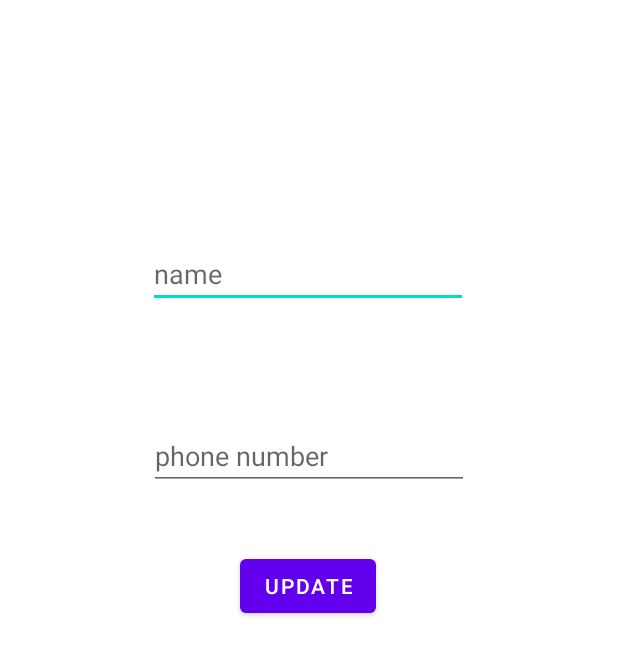
After one commit to maxix28/first_firebase, an Android app: the Update screen opened directly, with no data from a screen before it, on a phone screen of 412 x 824 dp. The commit adds this screen. Shown: the top 655 px of the screen. Run offline under Robolectric (Android 15) with nearby library versions, the phone set to English and light mode, and no system bars.

Commit message:
create update activity

```diff
--- a/app/src/main/AndroidManifest.xml
+++ b/app/src/main/AndroidManifest.xml
@@ -11,6 +11,9 @@
         android:supportsRtl="true"
         android:theme="@style/Theme.Firebase1"
         tools:targetApi="31">
+        <activity
+            android:name=".Update"
+            android:exported="false" />
         <activity
             android:name=".show_activity"
             android:exported="false" />
--- /dev/null
+++ b/app/src/main/java/com/example/firebase1/Update.kt
@@ -0,0 +1,11 @@
+package com.example.firebase1
+
+import androidx.appcompat.app.AppCompatActivity
+import android.os.Bundle
+
+class Update : AppCompatActivity() {
+    override fun onCreate(savedInstanceState: Bundle?) {
+        super.onCreate(savedInstanceState)
+        setContentView(R.layout.activity_update)
+    }
+}
--- a/app/src/main/java/com/example/firebase1/adapter/RvContactsAdapter.kt
+++ b/app/src/main/java/com/example/firebase1/adapter/RvContactsAdapter.kt
@@ -1,16 +1,21 @@
 package com.example.firebase1.adapter
 
+import android.content.Context
+import android.content.Intent
 import android.view.LayoutInflater
 import android.view.ViewGroup
 import android.widget.Toast
+import androidx.core.content.ContextCompat.startActivity
 import androidx.recyclerview.widget.RecyclerView
 import com.example.firebase1.databinding.RvContactItemBinding
 import com.example.firebase1.Contacts
+import com.example.firebase1.Update
+import com.example.firebase1.show_activity
 import com.google.android.material.dialog.MaterialAlertDialogBuilder
 import com.google.firebase.database.FirebaseDatabase
 import com.google.firebase.storage.FirebaseStorage
 
-class RvContactsAdapter(private val contactList:java.util.ArrayList<Contacts>):RecyclerView.Adapter<RvContactsAdapter.ViewHolder>() {
+class RvContactsAdapter(private val contactList:java.util.ArrayList<Contacts>, var context: Context):RecyclerView.Adapter<RvContactsAdapter.ViewHolder>() {
     class ViewHolder(val binding: RvContactItemBinding): RecyclerView.ViewHolder(binding.root) {
 
     }
@@ -30,7 +35,12 @@ class RvContactsAdapter(private val contactList:java.util.ArrayList<Contacts>):R
                 name.text= currentItem.name
                 phone.text=currentItem.phoneNumber
                 id.text=currentItem.id
+rvContainer.setOnClickListener {
 
+    context.startActivity(Intent(context, Update::class.java))
+    //startActivity(Intent(this, show_activity::class.java))
+//    startActivity()
+}
                 rvContainer.setOnLongClickListener {
                     MaterialAlertDialogBuilder(holder.itemView.context)
                         .setTitle("Delete item permanently")
--- a/app/src/main/java/com/example/firebase1/show_activity.kt
+++ b/app/src/main/java/com/example/firebase1/show_activity.kt
@@ -36,7 +36,7 @@ class show_activity : AppCompatActivity() {
                         contactList.add(contacts!!)
                     }
                 }
-                val rvAdapter= RvContactsAdapter(contactList)
+                val rvAdapter= RvContactsAdapter(contactList,this@show_activity)
                 binding.rvList.adapter=rvAdapter
             }
 
--- /dev/null
+++ b/app/src/main/res/layout/activity_update.xml
@@ -0,0 +1,47 @@
+<?xml version="1.0" encoding="utf-8"?>
+<androidx.constraintlayout.widget.ConstraintLayout xmlns:android="http://schemas.android.com/apk/res/android"
+    xmlns:app="http://schemas.android.com/apk/res-auto"
+    xmlns:tools="http://schemas.android.com/tools"
+    android:layout_width="match_parent"
+    android:layout_height="match_parent"
+    tools:context=".Update">
+
+    <Button
+        android:id="@+id/UpdateBNT"
+        android:layout_width="wrap_content"
+        android:layout_height="wrap_content"
+        android:layout_marginTop="40dp"
+        android:text="Update"
+        app:layout_constraintEnd_toEndOf="parent"
+        app:layout_constraintHorizontal_bias="0.498"
+        app:layout_constraintStart_toStartOf="parent"
+        app:layout_constraintTop_toBottomOf="@+id/phoneUpdate"
+        tools:ignore="MissingConstraints" />
+
+    <EditText
+        android:id="@+id/nameUpdate"
+        android:layout_width="wrap_content"
+        android:layout_height="wrap_content"
+        android:layout_marginTop="160dp"
+        android:ems="10"
+        android:hint="name"
+        android:inputType="textPersonName"
+        app:layout_constraintEnd_toEndOf="parent"
+        app:layout_constraintHorizontal_bias="0.497"
+        app:layout_constraintStart_toStartOf="parent"
+        app:layout_constraintTop_toTopOf="parent" />
+
+    <EditText
+        android:id="@+id/phoneUpdate"
+        android:layout_width="wrap_content"
+        android:layout_height="wrap_content"
+        android:layout_marginTop="76dp"
+        android:ems="10"
+        android:hint="phone number"
+        android:inputType="textPersonName"
+        app:layout_constraintEnd_toEndOf="parent"
+        app:layout_constraintStart_toStartOf="parent"
+        app:layout_constraintTop_toBottomOf="@+id/nameUpdate" />
+
+
+</androidx.constraintlayout.widget.ConstraintLayout>
```
Also changed, not shown: app/src/main/java/com/example/firebase1/MainActivity.kt (line endings or trailing spaces).
